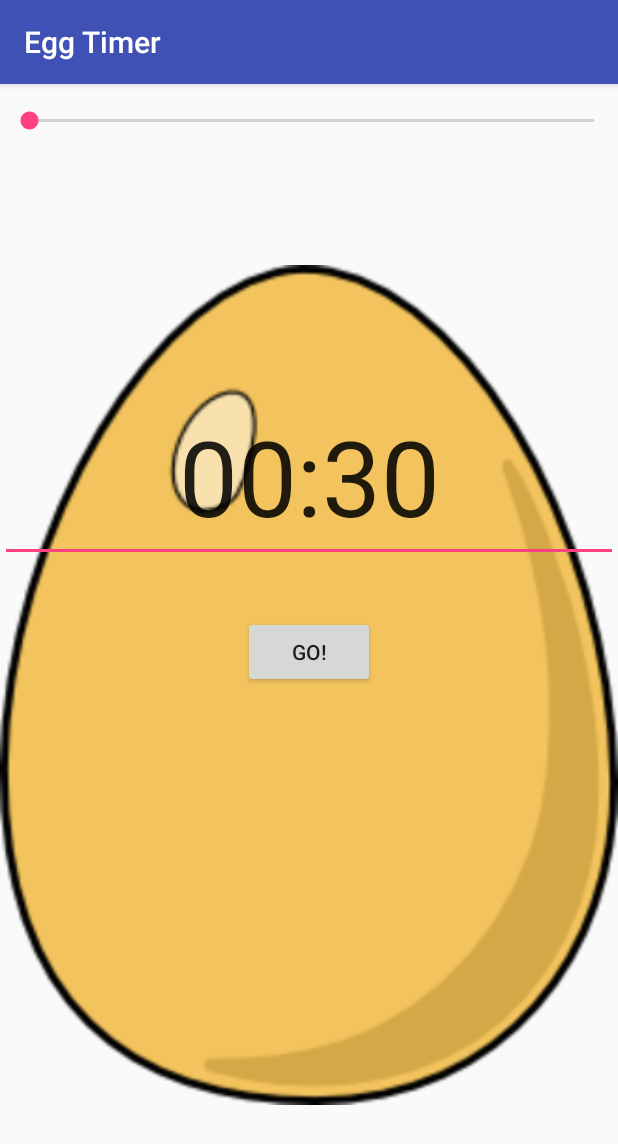
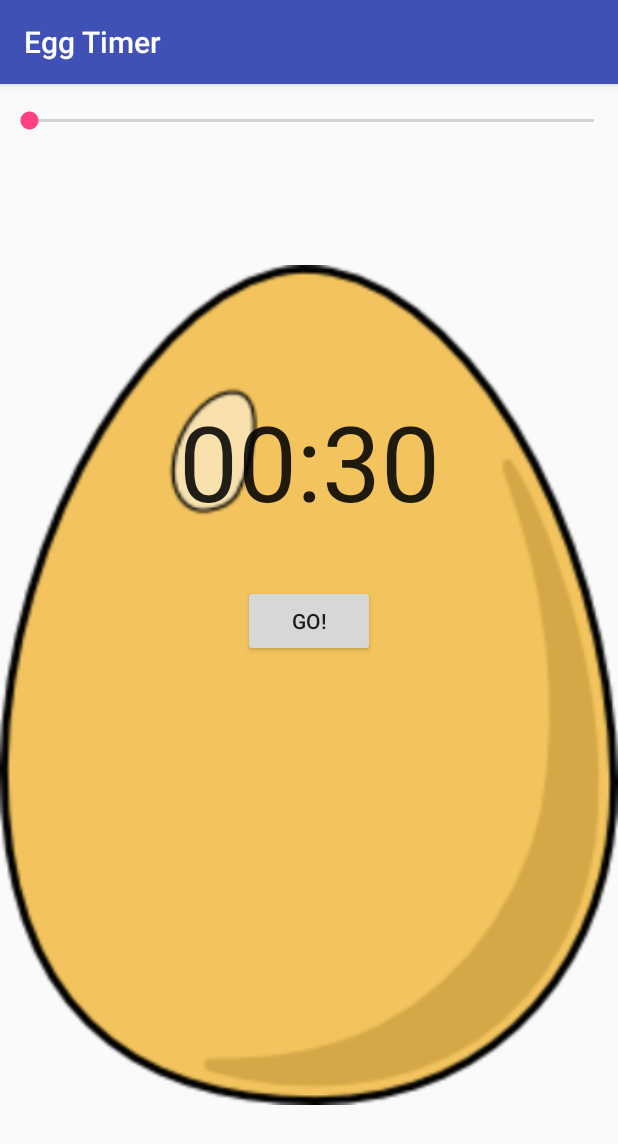
Before and after one commit to 4everstudent/EggTimer, an Android app: the screen it shows after launch (MainActivity), on a phone screen of 412 x 824 dp. Shown: the top 1144 px of the screen. Run offline under Robolectric (Android 15) with nearby library versions, the phone set to English and light mode, and no system bars.

Commit message:
Change TextView to non-editable. Remove underbar from textView.

```diff
--- a/app/src/main/res/layout/activity_main.xml
+++ b/app/src/main/res/layout/activity_main.xml
@@ -36,7 +36,12 @@
         android:layout_alignParentLeft="true"
         android:layout_alignParentStart="true"
         android:layout_marginTop="171dp"
-        android:textAlignment="center" />
+        android:textAlignment="center"
+        android:clickable="false"
+        android:cursorVisible="false"
+        android:focusable="false"
+        android:focusableInTouchMode="false"
+        android:background="@android:color/transparent"/>
 
     <SeekBar
         android:layout_width="fill_parent"
```
